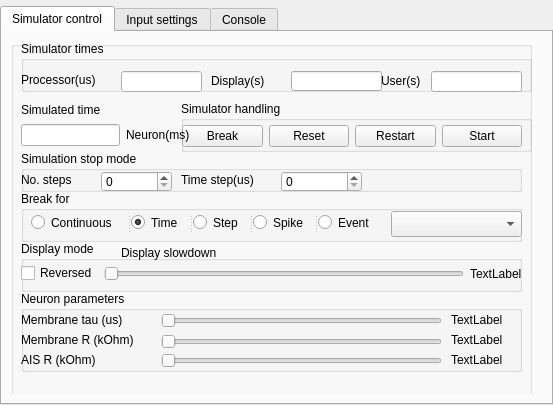
Above: code/QtGUI/neurontab.ui from jvegh/Dynamic-Abstract-Neural-Computing before the change. Below: the same form after it.
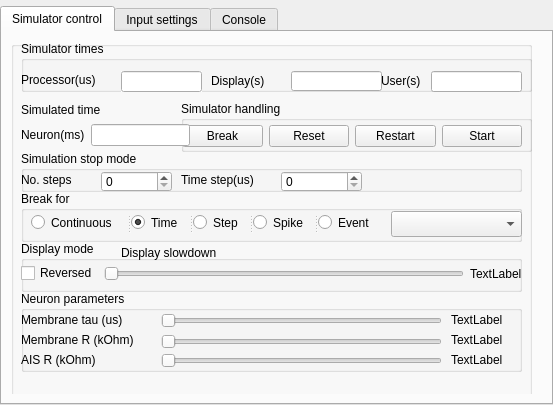
That is the form after the change. The open tabs and pages were chosen to show the change. Custom widgets are drawn as their Qt base class.

The edit to the form file:
```diff
--- a/code/QtGUI/neurontab.ui
+++ b/code/QtGUI/neurontab.ui
@@ -722,6 +722,13 @@
                     </rect>
                    </property>
                    <layout class="QHBoxLayout" name="horizontalLayout">
+                    <item>
+                     <widget class="QLabel" name="SimulatedTimeLabel">
+                      <property name="text">
+                       <string>Neuron(ms)</string>
+                      </property>
+                     </widget>
+                    </item>
                     <item>
                      <widget class="QLineEdit" name="SimulatedTimeValue">
                       <property name="minimumSize">
@@ -732,13 +739,6 @@
                       </property>
                      </widget>
                     </item>
-                    <item>
-                     <widget class="QLabel" name="SimulatedTimeLabel">
-                      <property name="text">
-                       <string>Neuron(ms)</string>
-                      </property>
-                     </widget>
-                    </item>
                    </layout>
                   </widget>
                  </widget>
```
Left out of the diff: 2 changed lines with no effect on the pictures.
